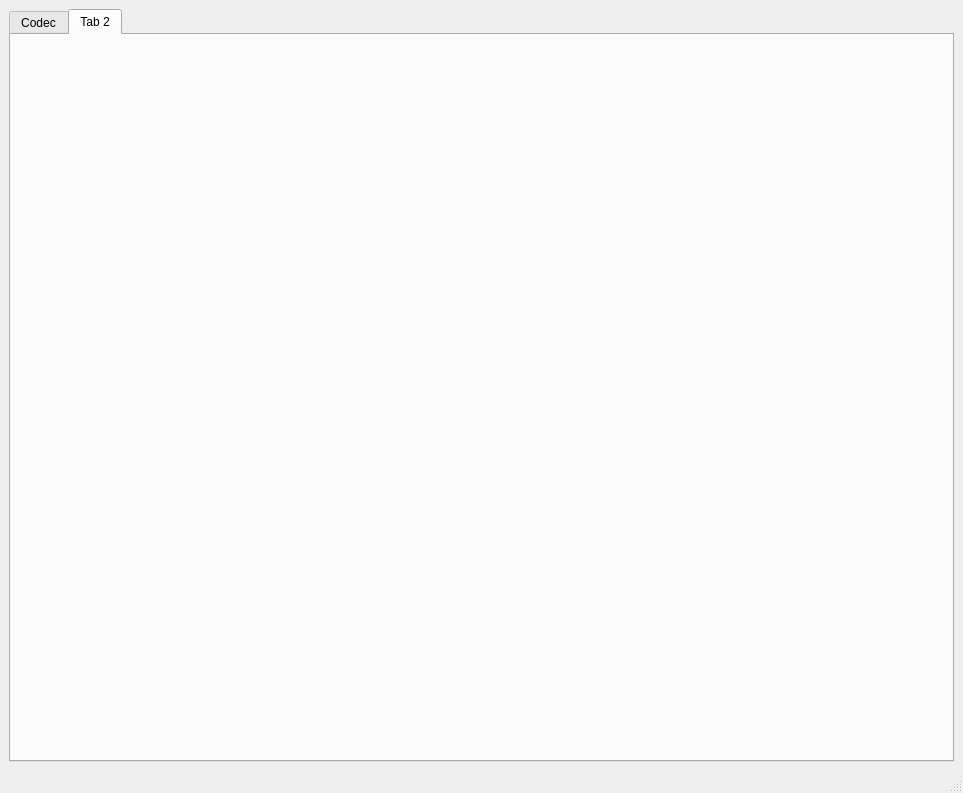
First picture: the form in ui/main.ui, repository realm520/aimless, before the edit.
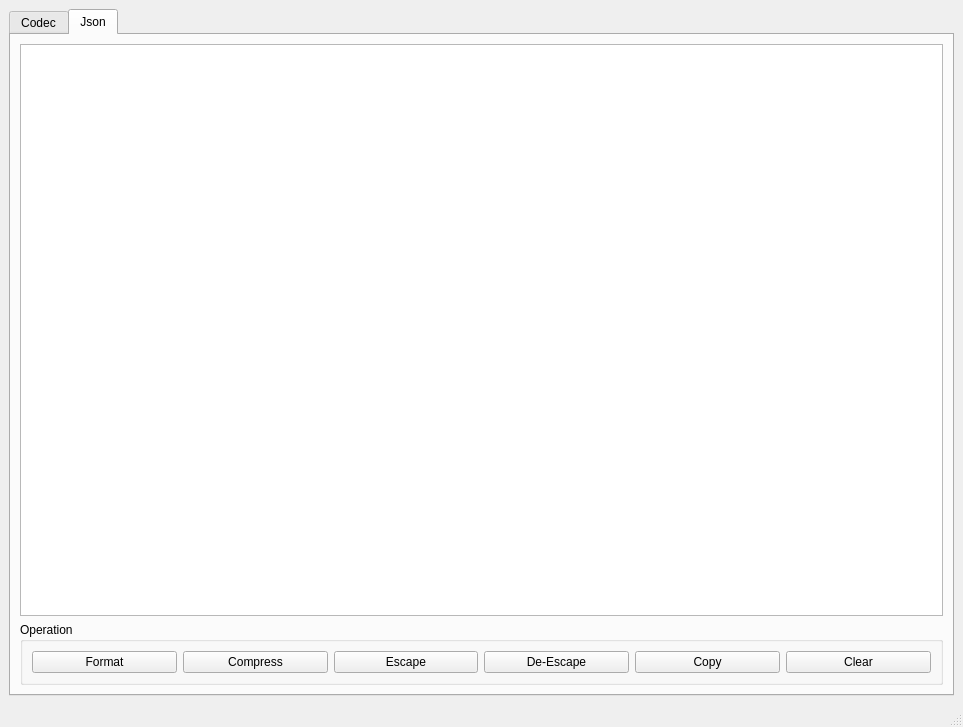
Second picture: the form after the edit. The open tabs and pages were chosen to show the change.

Commit message: add json format/clear/copy function

The edit to the form file:
```diff
--- a/ui/main.ui
+++ b/ui/main.ui
@@ -7,7 +7,7 @@
     <x>0</x>
     <y>0</y>
     <width>963</width>
-    <height>793</height>
+    <height>727</height>
    </rect>
   </property>
   <property name="windowTitle">
@@ -131,8 +131,70 @@
       </widget>
       <widget class="QWidget" name="tab_2">
        <attribute name="title">
-        <string>Tab 2</string>
+        <string>Json</string>
        </attribute>
+       <layout class="QVBoxLayout" name="verticalLayout_2">
+        <item>
+         <widget class="QTextEdit" name="txtJson"/>
+        </item>
+        <item>
+         <widget class="QGroupBox" name="groupBox_2">
+          <property name="minimumSize">
+           <size>
+            <width>0</width>
+            <height>50</height>
+           </size>
+          </property>
+          <property name="title">
+           <string>Operation</string>
+          </property>
+          <layout class="QHBoxLayout" name="horizontalLayout_2">
+           <item>
+            <widget class="QPushButton" name="btnJsonFormat">
+             <property name="text">
+              <string>Format</string>
+             </property>
+            </widget>
+           </item>
+           <item>
+            <widget class="QPushButton" name="btnJsonCompress">
+             <property name="text">
+              <string>Compress</string>
+             </property>
+            </widget>
+           </item>
+           <item>
+            <widget class="QPushButton" name="btnJsonEscape">
+             <property name="text">
+              <string>Escape</string>
+             </property>
+            </widget>
+           </item>
+           <item>
+            <widget class="QPushButton" name="btnJsonDeescape">
+             <property name="text">
+              <string>De-Escape</string>
+             </property>
+            </widget>
+           </item>
+           <item>
+            <widget class="QPushButton" name="btnJsonCopy">
+             <property name="text">
+              <string>Copy</string>
+             </property>
+            </widget>
+           </item>
+           <item>
+            <widget class="QPushButton" name="btnJsonClear">
+             <property name="text">
+              <string>Clear</string>
+             </property>
+            </widget>
+           </item>
+          </layout>
+         </widget>
+        </item>
+       </layout>
       </widget>
      </widget>
     </item>
```
Left out of the diff: 8 changed lines with no effect on the pictures. The commit also changes 2 other files.
